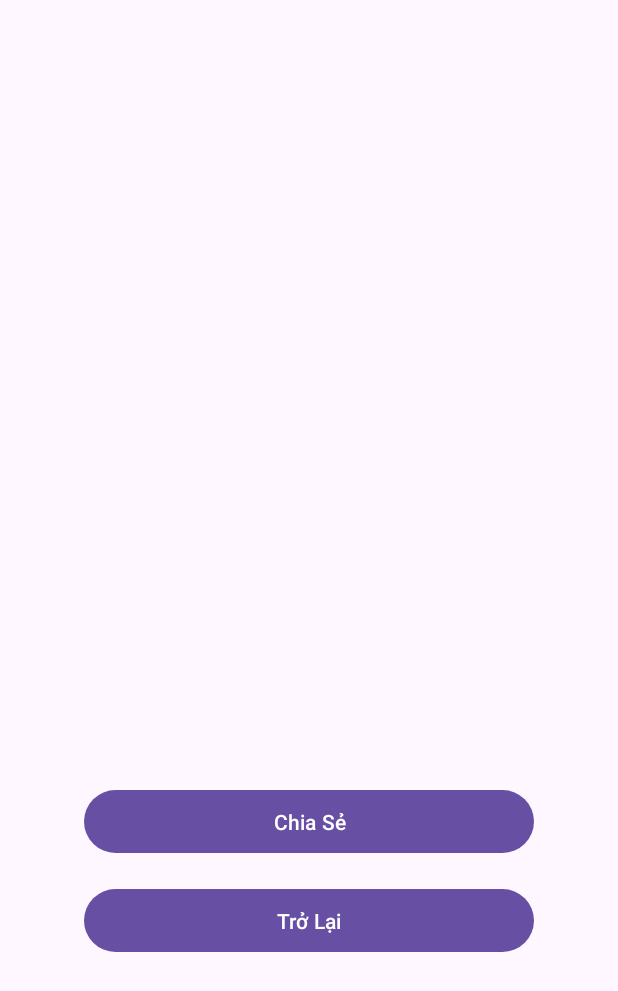
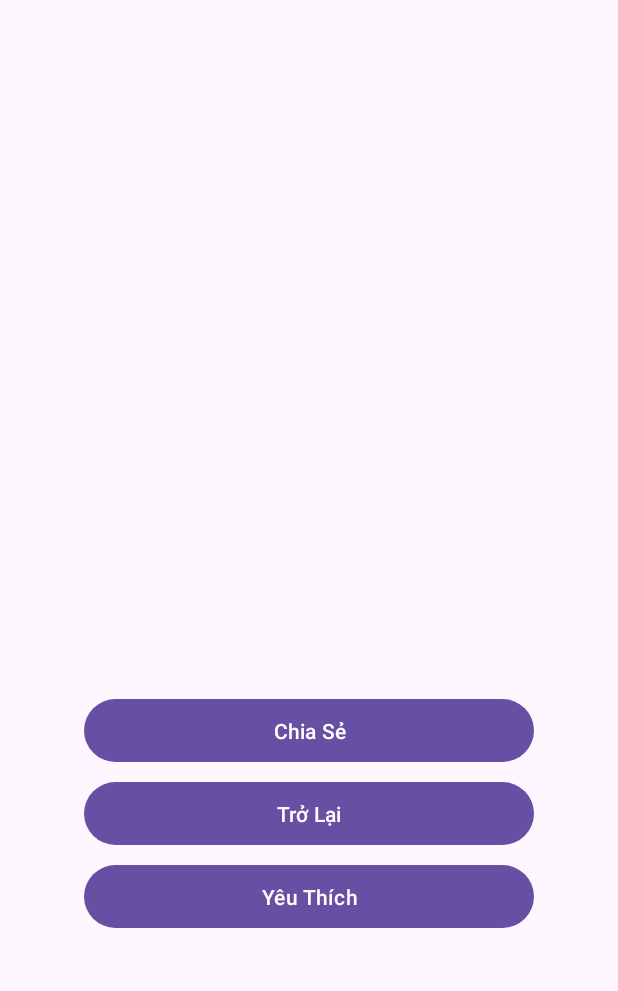
Before and after one commit to WuangLok/Android-Studio, an Android app: the ChiTietDacSan screen opened directly, with no data from a screen before it, on a phone screen of 412 x 824 dp. Shown: the top 991 px of the screen. Run offline under Robolectric (Android 15) with nearby library versions, the phone set to English and light mode, and no system bars; 1 statement that could not run was skipped.

Commit message:
Pack tất cả + add Thêm Nút Yêu Thích Trong Chi Tiết Đặc Sản

```diff
--- a/app/src/main/AndroidManifest.xml
+++ b/app/src/main/AndroidManifest.xml
@@ -15,19 +15,19 @@
         android:theme="@style/Theme.FinalProject"
         tools:targetApi="31">
         <activity
-            android:name=".ItemSpecialityActivity"
+            android:name=".Them.ItemSpecialityActivity"
             android:exported="false" />
         <activity
             android:name=".TimKiem.Timkiemdacsan"
             android:exported="false" />
         <activity
-            android:name=".DanhSachDacSanRandom"
+            android:name=".random.DanhSachDacSanRandom"
             android:exported="false" />
         <activity
             android:name=".Yeuthich.Danhsachyeuthich"
             android:exported="false" />
         <activity
-            android:name=".DongGopThongTin"
+            android:name=".Them.DongGopThongTin"
             android:exported="false" />
         <activity
             android:name=".TimKiem.ChiTietDacSan"
--- a/app/src/main/java/com/example/finalproject/DongGopThongTin.java
+++ b/app/src/main/java/com/example/finalproject/Them/DongGopThongTin.java
@@ -1,4 +1,4 @@
-package com.example.finalproject;
+package com.example.finalproject.Them;
 
 import android.annotation.SuppressLint;
 import android.app.AlertDialog;
@@ -14,6 +14,8 @@ import android.widget.Toast;
 import androidx.appcompat.app.AppCompatActivity;
 import androidx.recyclerview.widget.LinearLayoutManager;
 import androidx.recyclerview.widget.RecyclerView;
+
+import com.example.finalproject.R;
 
 import org.json.JSONArray;
 import org.json.JSONException;
--- a/app/src/main/java/com/example/finalproject/ItemSpecialityActivity.java
+++ b/app/src/main/java/com/example/finalproject/Them/ItemSpecialityActivity.java
@@ -1,10 +1,12 @@
-package com.example.finalproject;
+package com.example.finalproject.Them;
 
 import android.os.Bundle;
 
 import androidx.appcompat.app.AppCompatActivity;
 import androidx.recyclerview.widget.LinearLayoutManager;
 import androidx.recyclerview.widget.RecyclerView;
+
+import com.example.finalproject.R;
 
 import java.util.List;
 
--- a/app/src/main/java/com/example/finalproject/Speciality.java
+++ b/app/src/main/java/com/example/finalproject/Them/Speciality.java
@@ -1,4 +1,4 @@
-package com.example.finalproject;
+package com.example.finalproject.Them;
 
 import android.os.Parcel;
 import android.os.Parcelable;
--- a/app/src/main/java/com/example/finalproject/SpecialityAdapter.java
+++ b/app/src/main/java/com/example/finalproject/Them/SpecialityAdapter.java
@@ -1,4 +1,4 @@
-package com.example.finalproject;
+package com.example.finalproject.Them;
 
 import android.content.Context;
 import android.view.LayoutInflater;
@@ -9,6 +9,8 @@ import android.widget.TextView;
 
 import androidx.annotation.NonNull;
 import androidx.recyclerview.widget.RecyclerView;
+
+import com.example.finalproject.R;
 
 import java.util.List;
 
--- a/app/src/main/java/com/example/finalproject/TimKiem/ChiTietDacSan.java
+++ b/app/src/main/java/com/example/finalproject/TimKiem/ChiTietDacSan.java
@@ -9,13 +9,14 @@ import android.widget.TextView;
 
 import androidx.appcompat.app.AppCompatActivity;
 
+import com.example.finalproject.DBHandler.DBHelper;
 import com.example.finalproject.R;
 
 public class ChiTietDacSan extends AppCompatActivity {
 
     TextView txtTenMonAn, txtLoaiMonAn, txtVungMien, txtCongThuc, txtLichSu, txtSangTao;
     ImageView imgHinhAnh;
-    Button btnChiaSe, btnTroLai;
+    Button btnChiaSe, btnTroLai,btnYeuThich;
 
     @Override
     protected void onCreate(Bundle savedInstanceState) {
@@ -31,6 +32,7 @@ public class ChiTietDacSan extends AppCompatActivity {
         txtLichSu = findViewById(R.id.txtLichSu);
         txtSangTao = findViewById(R.id.txtSangTao);
         imgHinhAnh = findViewById(R.id.imgHinhAnh);
+        btnYeuThich = findViewById(R.id.btnYeuThich);
 
         Intent intent = getIntent();
         if (intent != null) {
@@ -40,6 +42,7 @@ public class ChiTietDacSan extends AppCompatActivity {
             txtCongThuc.setText(intent.getStringExtra("congThuc"));
             txtLichSu.setText(intent.getStringExtra("lichSu"));
             txtSangTao.setText(intent.getStringExtra("sangTao"));
+
 
             String hinhAnh = intent.getStringExtra("hinhAnh");
             int resID = getResources().getIdentifier(hinhAnh, "drawable", getPackageName());
@@ -57,6 +60,31 @@ public class ChiTietDacSan extends AppCompatActivity {
                     startActivity(Intent.createChooser(shareIntent, "Share using"));
                 }
             });
+            btnYeuThich.setOnClickListener(new View.OnClickListener() {
+                @Override
+                public void onClick(View v) {
+                    // Get the ID of the dish
+                    int monAnId = getIntent().getIntExtra("id", -1);
+                    if (monAnId != -1) {
+                        // Get the current favorite status and toggle it
+                        boolean isFavorite = getIntent().getBooleanExtra("favorite", false);
+                        boolean newFavoriteStatus = !isFavorite;
+
+                        // Update the favorite status in the database
+                        DBHelper dbHelper = new DBHelper(ChiTietDacSan.this);
+                        dbHelper.updateFavorite(monAnId, newFavoriteStatus);
+
+                        // Update the button text or icon based on the new status
+                        btnYeuThich.setText(newFavoriteStatus ? "Đã yêu thích" : "Yêu thích");
+
+                        // Optionally, update the Intent extra to reflect the new status
+                        Intent intent = getIntent();
+                        intent.putExtra("favorite", newFavoriteStatus);
+                        setResult(RESULT_OK, intent);
+                    }
+                }
+            });
+
 
             btnTroLai.setOnClickListener(new View.OnClickListener() {
                 @Override
--- a/app/src/main/java/com/example/finalproject/AdapterDacSanRandom.java
+++ b/app/src/main/java/com/example/finalproject/random/AdapterDacSanRandom.java
@@ -1,4 +1,4 @@
-package com.example.finalproject;
+package com.example.finalproject.random;
 
 import android.content.Context;
 import android.view.LayoutInflater;
@@ -11,6 +11,7 @@ import android.widget.TextView;
 import androidx.annotation.NonNull;
 import androidx.annotation.Nullable;
 
+import com.example.finalproject.R;
 import com.example.finalproject.TimKiem.MonAn;
 
 import java.util.List;
--- a/app/src/main/java/com/example/finalproject/DanhSachDacSanRandom.java
+++ b/app/src/main/java/com/example/finalproject/random/DanhSachDacSanRandom.java
@@ -1,10 +1,11 @@
-package com.example.finalproject;
+package com.example.finalproject.random;
 
 import android.os.Bundle;
 import android.widget.ListView;
 
 import androidx.appcompat.app.AppCompatActivity;
 
+import com.example.finalproject.R;
 import com.example.finalproject.TimKiem.MonAn;
 
 import org.json.JSONArray;
--- a/app/src/main/res/layout/activity_chi_tiet_dac_san.xml
+++ b/app/src/main/res/layout/activity_chi_tiet_dac_san.xml
@@ -6,8 +6,8 @@
 
     <ImageView
         android:id="@+id/imgHinhAnh"
-        android:layout_width="300dp"
-        android:layout_height="300dp"
+        android:layout_width="250dp"
+        android:layout_height="250dp"
         android:scaleType="centerCrop"
         android:layout_alignParentTop="true"
         android:layout_centerHorizontal="true" />
@@ -73,7 +73,7 @@
         android:layout_height="50dp"
         android:layout_below="@id/txtSangTao"
         android:layout_centerHorizontal="true"
-        android:layout_marginTop="16dp"
+        android:layout_marginTop="5dp"
         android:text="Chia Sẻ" />
     <Button
         android:id="@+id/btnBack"
@@ -81,8 +81,16 @@
         android:layout_height="50dp"
         android:layout_below="@id/btnChiaSe"
         android:layout_centerHorizontal="true"
-        android:layout_marginTop="16dp"
+        android:layout_marginTop="5dp"
         android:text="Trở Lại" />
+    <Button
+        android:id="@+id/btnYeuThich"
+        android:layout_width="300dp"
+        android:layout_height="50dp"
+        android:layout_below="@id/btnBack"
+        android:layout_centerHorizontal="true"
+        android:layout_marginTop="5dp"
+        android:text="Yêu Thích" />
 
 
 </RelativeLayout>
--- a/app/src/main/res/layout/customlv_hiendacsanngaunhien.xml
+++ b/app/src/main/res/layout/customlv_hiendacsanngaunhien.xml
@@ -5,7 +5,7 @@
     android:layout_height="wrap_content"
     android:orientation="horizontal"
     android:padding="16dp"
-    tools:context=".DanhSachDacSanRandom">
+    tools:context=".random.DanhSachDacSanRandom">
 
     <ImageView
         android:id="@+id/item_image"
```
Also changed, not shown: app/src/main/java/com/example/finalproject/DBHandler/DBHelper.java (+20 -1 lines), app/src/main/java/com/example/finalproject/MainActivity.java (+8 -0 lines), app/src/main/res/layout/customlistview_yeuthich.xml (+0 -9 lines), app/src/main/res/layout/nav_header_main.xml (+5 -5 lines), app/src/main/res/menu/menu_drawer.xml (+7 -0 lines), app/src/main/res/drawable/testpic.png (added).
